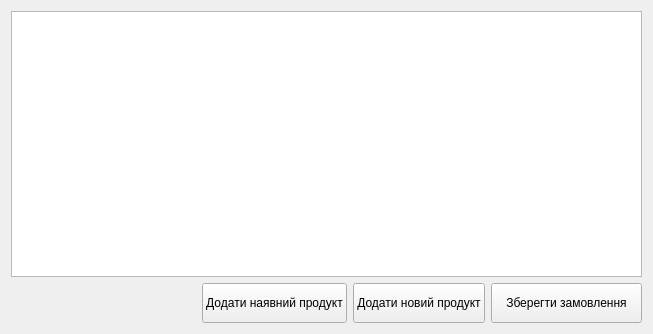
Old version of the form src/app/mainapp/saleorderform.ui in the repository Bodiok007/Accounting.
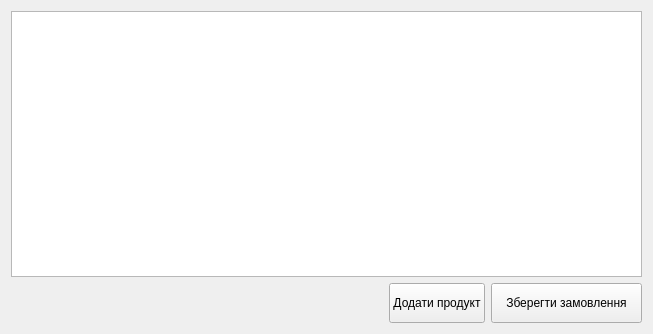
New version of the form. Custom widgets are drawn as their Qt base class.

```diff
--- a/src/app/mainapp/saleorderform.ui
+++ b/src/app/mainapp/saleorderform.ui
@@ -41,20 +41,7 @@
         </size>
        </property>
        <property name="text">
-        <string>Додати наявний продукт</string>
-       </property>
-      </widget>
-     </item>
-     <item>
-      <widget class="QPushButton" name="pushButtonAddProduct">
-       <property name="minimumSize">
-        <size>
-         <width>121</width>
-         <height>40</height>
-        </size>
-       </property>
-       <property name="text">
-        <string>Додати новий продукт</string>
+        <string>Додати продукт</string>
        </property>
       </widget>
      </item>
```
Left out of the diff: 2 changed lines with no effect on the pictures.
